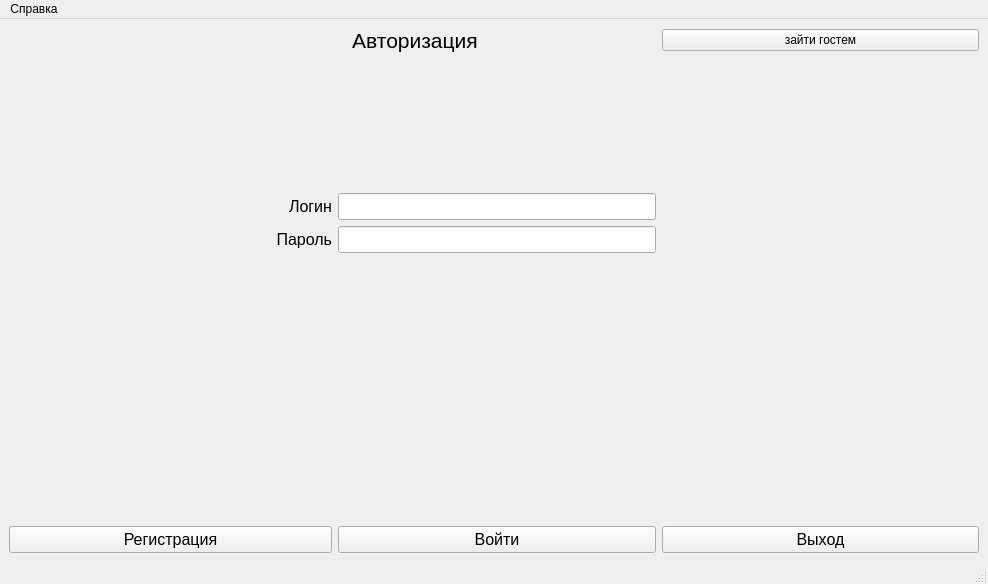
Above: resources/templates/auth_window.ui from ventanolemon/Generator before the change. Below: the same form after it.
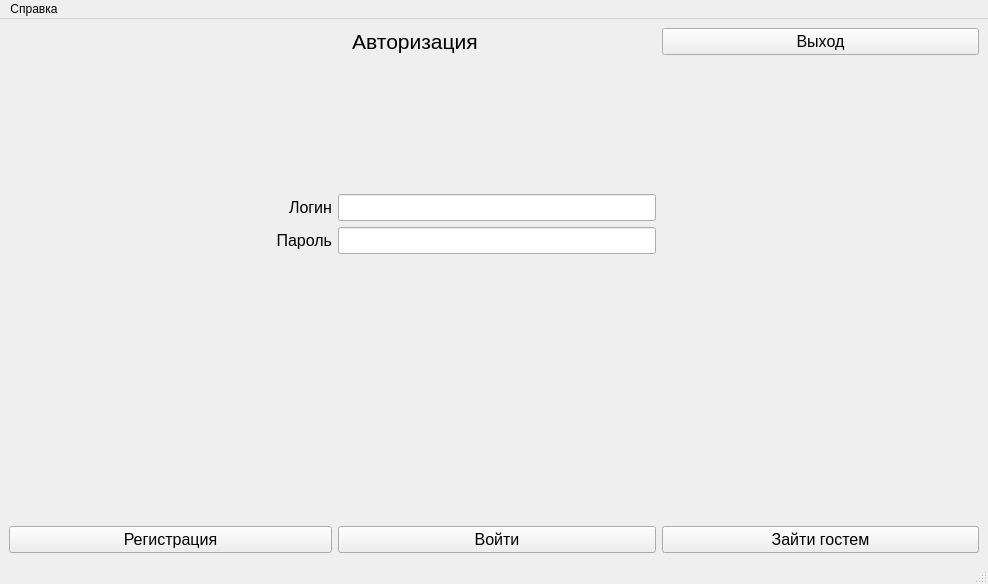
That is the form after the change.

```diff
--- a/resources/templates/auth_window.ui
+++ b/resources/templates/auth_window.ui
@@ -176,18 +176,6 @@
         </property>
        </widget>
       </item>
-      <item row="5" column="3">
-       <widget class="QPushButton" name="exitButton">
-        <property name="font">
-         <font>
-          <pointsize>12</pointsize>
-         </font>
-        </property>
-        <property name="text">
-         <string>Выход</string>
-        </property>
-       </widget>
-      </item>
       <item row="5" column="0" colspan="2">
        <widget class="QPushButton" name="registrtionButton">
         <property name="font">
@@ -201,9 +189,26 @@
        </widget>
       </item>
       <item row="0" column="3">
+       <widget class="QPushButton" name="exitButton">
+        <property name="font">
+         <font>
+          <pointsize>12</pointsize>
+         </font>
+        </property>
+        <property name="text">
+         <string>Выход</string>
+        </property>
+       </widget>
+      </item>
+      <item row="5" column="3">
        <widget class="QPushButton" name="guestButton">
+        <property name="font">
+         <font>
+          <pointsize>12</pointsize>
+         </font>
+        </property>
         <property name="text">
-         <string>зайти гостем</string>
+         <string>Зайти гостем</string>
         </property>
        </widget>
       </item>
```
